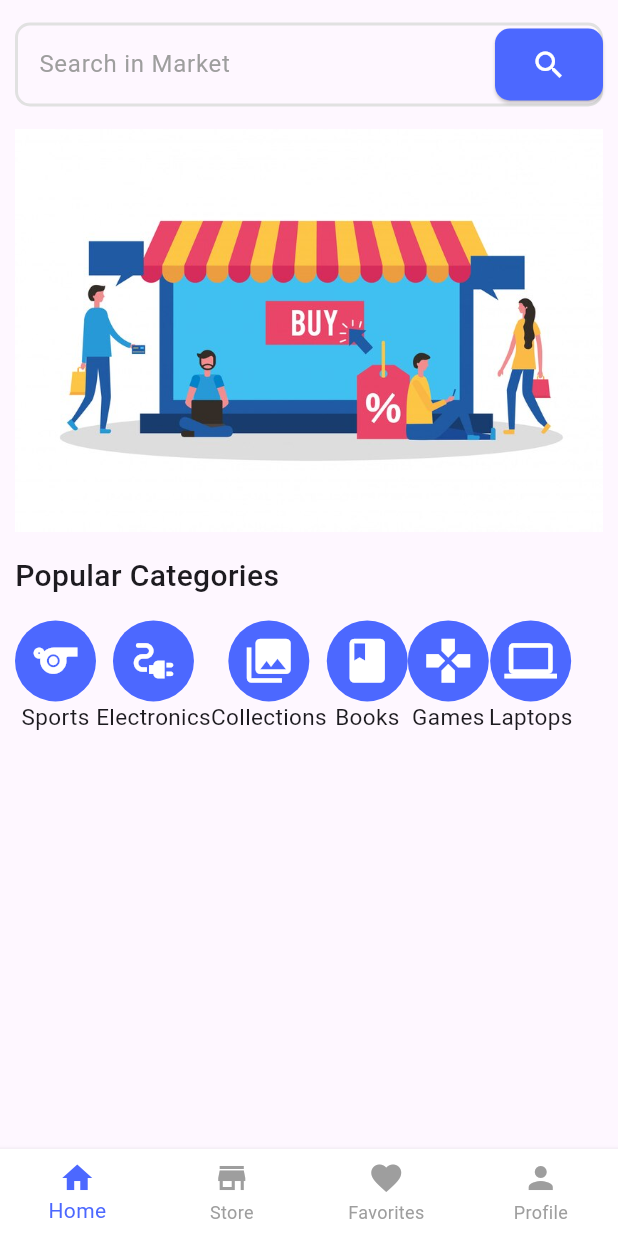
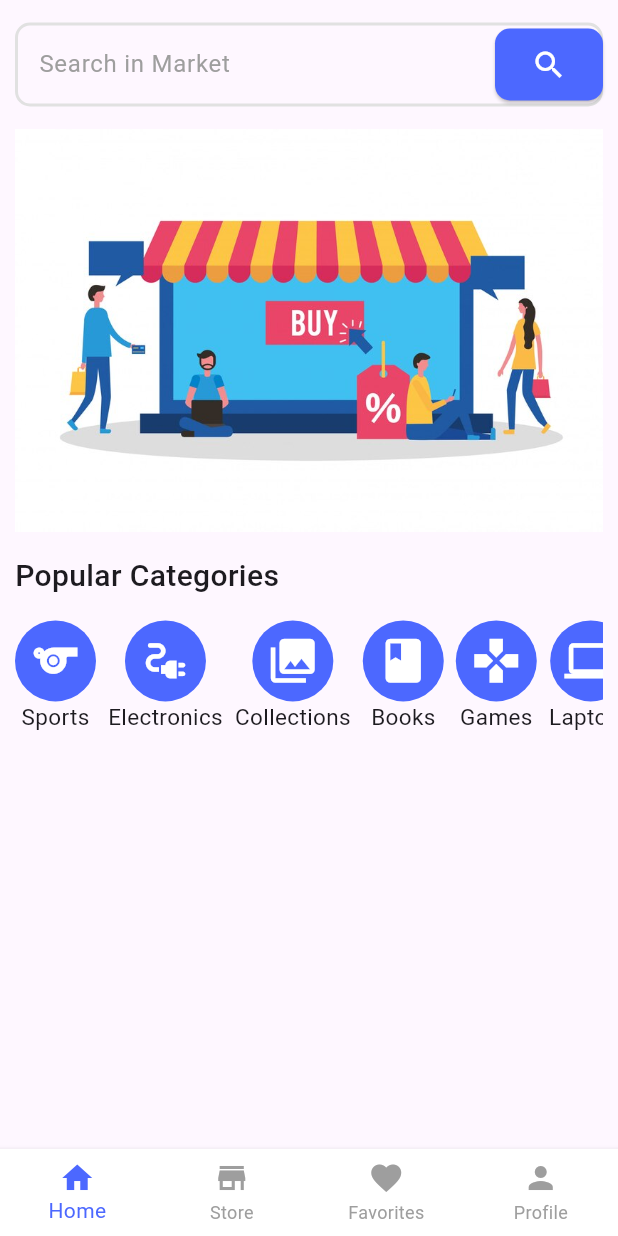
Before and after one commit to AmmarEmad-2004/ecommerce_Supabase, a Flutter app: the MainLayout screen opened by its route, on a phone screen of 412 x 824 dp. Run offline on Flutter 3.47's test engine with Material 3 defaults, Android fonts, the phone set to English and light mode, and no system bars; our stand-ins replace flutter_bloc, go_router.

Commit message:
fix : give to category list view fixed hight

```diff
--- a/lib/modules/home/presentation/widgets/categories_list_view.dart
+++ b/lib/modules/home/presentation/widgets/categories_list_view.dart
@@ -15,12 +15,15 @@ class CategoriesListView extends StatelessWidget {
   @override
   Widget build(BuildContext context) {
     return SizedBox(
-      height: 60,
+      height: 75,
       child: ListView.builder(
         scrollDirection: Axis.horizontal,
         itemCount: categories.length,
         itemBuilder: (context, index) {
-          return CustomCategotyItem(item: categories[index]);
+          return Padding(
+            padding: const EdgeInsets.only(right: 8.0),
+            child: CustomCategotyItem(item: categories[index]),
+          );
         },
       ),
     );
```
